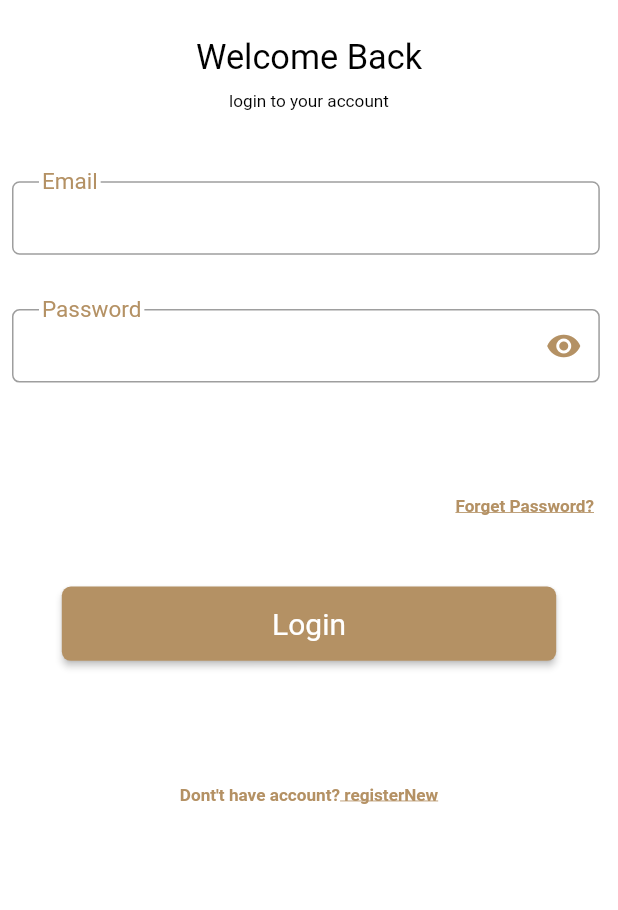
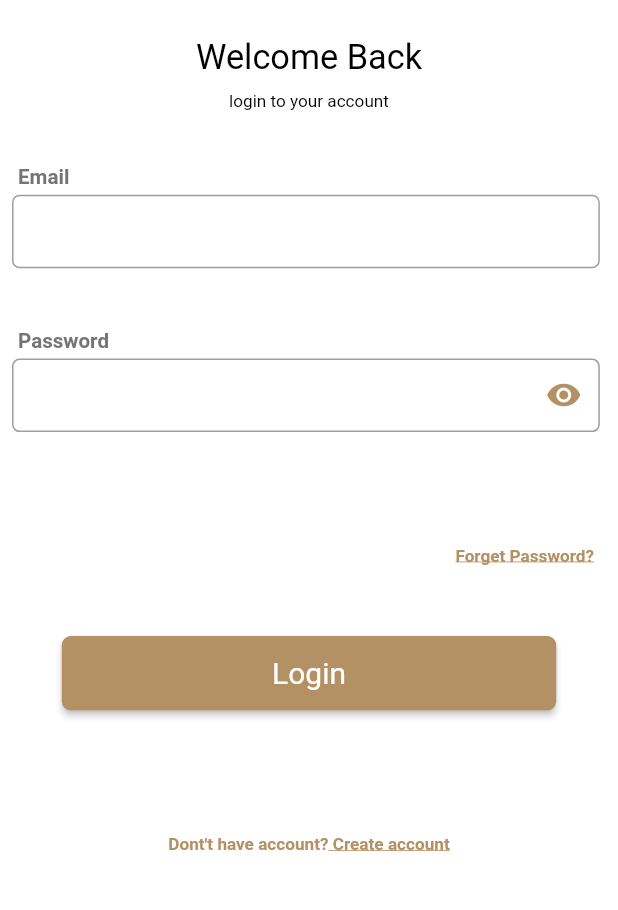
Before and after one commit to Mkhira/nusuk, a Flutter app: the screen it shows after launch, on a phone screen of 412 x 824 dp, the part 193-1103 px from its top. Run offline on Flutter 3.47's test engine with Material 2 defaults, Android fonts, the light colour scheme and no system bars; drawn by our look-alikes of progress_state_button; our stand-ins replace flutter_screenutil, hijri, pin_code_fields; missing offline and left inert: hijri_picker, queen_validators; Roboto replaces fonts that are missing (somar).

Commit message:
make som changes

```diff
--- a/lib/auth_view/forgetPassword.dart
+++ b/lib/auth_view/forgetPassword.dart
@@ -75,7 +75,8 @@ class _ForgetPasswordState extends State<ForgetPassword> {
                     paddingH: context.width * .01,
                     topLabel: 'Email',
                     // hintTextString: 'username'
-                    labelText: 'Email',
+                    bgWhite: true,
+                    showRequired: false,
 
                     textInputAction: TextInputAction.next,
                   ),
@@ -106,7 +107,7 @@ class _ForgetPasswordState extends State<ForgetPassword> {
                       ),
                       children: <TextSpan>[
                         TextSpan(
-                            text: ' registerNew',
+                            text: ' Create account',
                             style: context.textTheme.headline4!.copyWith(
                                 color: context.theme.primaryColor,
                                 fontSize: 10.sp,
--- a/lib/auth_view/login.dart
+++ b/lib/auth_view/login.dart
@@ -56,6 +56,7 @@ class _LoginPageState extends State<LoginPage> {
                   SizedBox(height: .03.sh),
                   CustomTextInput(
                     cornerRadius:5,
+
                     textEditController: _nameController,
                     inputType: InputType.Email,
                     showPrefix: false,
@@ -67,8 +68,10 @@ class _LoginPageState extends State<LoginPage> {
                     showSuffix: false,
                     paddingH: context.width * .01,
                     topLabel: 'Email',
+                    bgWhite: true,
+                    showRequired: false,
+
                     // hintTextString: 'username'
-                    labelText: 'Email',
 
                     textInputAction: TextInputAction.next,
                   ),
@@ -81,6 +84,7 @@ class _LoginPageState extends State<LoginPage> {
                     textEditController: _passwordController,
                     inputType: InputType.Password,
                     showPrefix: false,
+
                     prefixIcon: Icon(
                       Icons.lock,
                       size: 20,
@@ -94,7 +98,9 @@ class _LoginPageState extends State<LoginPage> {
                     ),
                     isVisible: passVisible,
                     paddingH: context.width * .01,
-                    labelText: 'Password',
+                    topLabel: 'Password',
+                    bgWhite: true,
+                    showRequired: false,
                     // hintTextString: 'password',
                     textInputAction: TextInputAction.done,
                   ),
@@ -142,13 +148,13 @@ class _LoginPageState extends State<LoginPage> {
                   RichText(
                     text: TextSpan(
                       text: 'Dont\'t have account?',
-                      style: context.textTheme.headline4!.copyWith(
+                      style: context.textTheme.headline5!.copyWith(
                         color: context.theme.primaryColor,
                         fontSize: 10.sp,
                       ),
                       children: <TextSpan>[
                         TextSpan(
-                          text: ' registerNew',
+                          text: ' Create account',
                           style: context.textTheme.headline4!.copyWith(
                             color: context.theme.primaryColor,
                             fontSize: 10.sp,
@@ -172,6 +178,7 @@ class _LoginPageState extends State<LoginPage> {
 
 
   Future<void> doLogin() async {
-    context.navigator(CheckEmail());
+    _formKey.currentState!.validate() ?context.navigator(CheckEmail()):null;
+
   }
 }
--- a/lib/auth_view/reset_password.dart
+++ b/lib/auth_view/reset_password.dart
@@ -79,7 +79,9 @@ class _ResetPasswordState extends State<ResetPassword> {
                     ),
                     isVisible: passVisible,
                     paddingH: context.width * .01,
-                    labelText: 'Password',
+                    topLabel: 'Password',
+                    bgWhite: true,
+                    showRequired: false,
                     // hintTextString: 'password',
                     textInputAction: TextInputAction.done,
                   ),
@@ -105,7 +107,9 @@ class _ResetPasswordState extends State<ResetPassword> {
                     ),
                     isVisible: passVisible,
                     paddingH: context.width * .01,
-                    labelText: 'Confirm Password',
+                    topLabel: 'Confirm Password',
+                    bgWhite: true,
+                    showRequired: false,
                     // hintTextString: 'password',
                     textInputAction: TextInputAction.done,
                   ),
--- a/lib/auth_view/status_screen.dart
+++ b/lib/auth_view/status_screen.dart
@@ -72,7 +72,7 @@ class _StatusScreenState extends State<StatusScreen> {
                   ),
                   children: <TextSpan>[
                     TextSpan(
-                        text: ' registerNew',
+                        text: ' Create account',
                         style: context.textTheme.headline4!.copyWith(
                             color: context.theme.primaryColor,
                             fontSize: 10.sp,
--- a/lib/shared_widgets/custom_text_input.dart
+++ b/lib/shared_widgets/custom_text_input.dart
@@ -1,6 +1,7 @@
 import 'package:flutter/cupertino.dart';
 import 'package:flutter/material.dart';
 import 'package:flutter/services.dart';
+import 'package:flutter_screenutil/flutter_screenutil.dart';
 import 'package:hijri/hijri_calendar.dart';
 import 'package:hijri_picker/hijri_picker.dart';
 import 'package:nusuk/config/color_scheme_exrension.dart';
@@ -107,18 +108,31 @@ class CustomTextInput extends StatelessWidget {
           Column(
             crossAxisAlignment: CrossAxisAlignment.start,
             children: <Widget>[
-              if (topLabel.isNotEmpty)
-                Padding(
-                  padding: const EdgeInsets.only(bottom: 8.0),
-                  child: Text(
-                    '$topLabel ${showRequired ? '*' : ''}',
+
+              if (topLabel.isNotEmpty)  Padding(
+                padding: const EdgeInsets.all(4.0),
+                child: RichText(
+                  text: TextSpan(
+                    text: topLabel??'',
                     style: context.textTheme.headline5!.copyWith(
                       color: bgWhite
-                          ? context.theme.colorScheme.textColor
+                          ? context.theme.colorScheme.kTextColor
                           : context.theme.colorScheme.light,
+                      fontSize: 12.sp,
                     ),
+                    children: <TextSpan>[
+                      if(showRequired)...[TextSpan(
+                          text: ' *',
+                          style: context.textTheme.headline5!.copyWith(
+                              color: context.theme.colorScheme.error,
+                            fontSize: 12.sp,
+                          ),
+
+                      ),]
+                    ],
                   ),
                 ),
+              ),
               TextFormField(
                 textDirection: textDirection,
                 readOnly: <InputType>[InputType.Choices, InputType.Date]
--- a/lib/shared_widgets/custom_validations.dart
+++ b/lib/shared_widgets/custom_validations.dart
@@ -26,7 +26,7 @@ class IsPassword extends TextValidationRule {
   String get defaultError => 'passwordValidation';
 
   @override
-  bool isValid(String? val) => true;
+  bool isValid(String? val) => val!.length>=6?true:false;
 }
 
 class IsPassword2 extends TextValidationRule {
```
